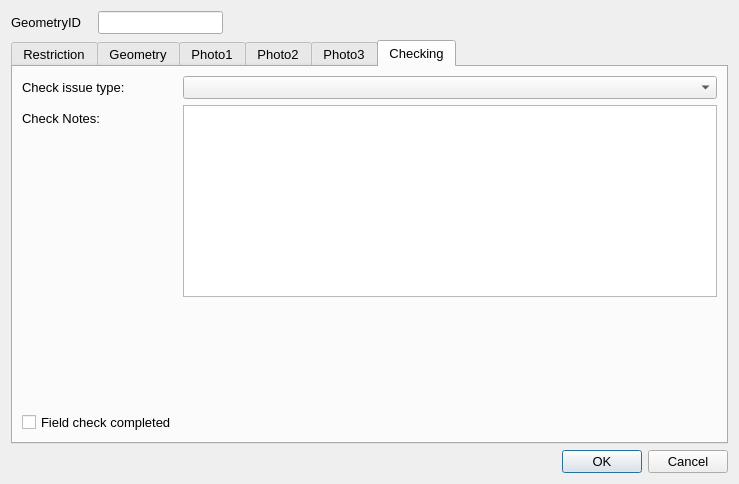
First picture: the form in ui/Vehicle_Barriers.ui, repository tlh22/demandForm, before the edit.
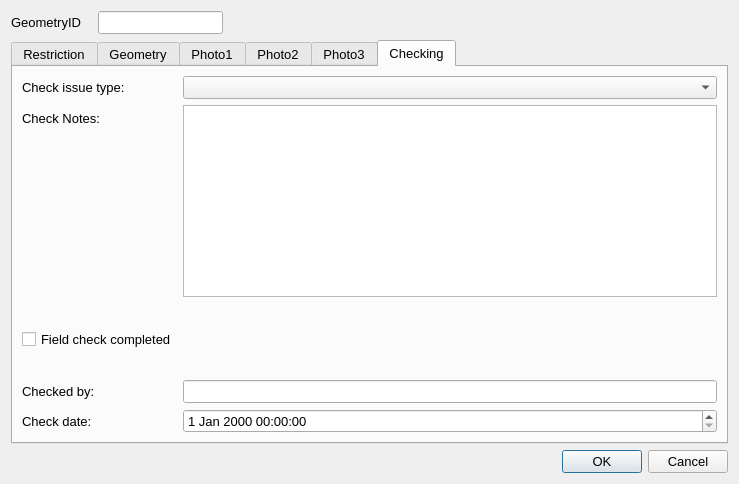
Second picture: the form after the edit. The open tabs and pages were chosen to show the change. Icons and pictures are not drawn.

Diff of the .ui file:
```diff
--- a/ui/Vehicle_Barriers.ui
+++ b/ui/Vehicle_Barriers.ui
@@ -526,6 +526,39 @@
          </property>
         </spacer>
        </item>
+       <item row="6" column="0">
+        <widget class="QLabel" name="label_10">
+         <property name="text">
+          <string>Checked by:</string>
+         </property>
+        </widget>
+       </item>
+       <item row="7" column="0">
+        <widget class="QLabel" name="label_6">
+         <property name="text">
+          <string>Check date:</string>
+         </property>
+        </widget>
+       </item>
+       <item row="6" column="1">
+        <widget class="QLineEdit" name="Last_MHTC_Check_UpdatePerson"/>
+       </item>
+       <item row="7" column="1">
+        <widget class="QDateTimeEdit" name="Last_MHTC_Check_UpdateDateTime"/>
+       </item>
+       <item row="5" column="0">
+        <spacer name="verticalSpacer_3">
+         <property name="orientation">
+          <enum>Qt::Vertical</enum>
+         </property>
+         <property name="sizeHint" stdset="0">
+          <size>
+           <width>20</width>
+           <height>10</height>
+          </size>
+         </property>
+        </spacer>
+       </item>
       </layout>
      </widget>
     </widget>
```
